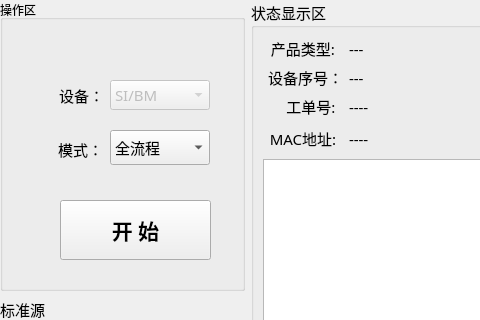
The window that PDU-MonitorDebug/home/home_workwid.ui (ChinaClever/PDU-MonitorDebug) describes before a commit, drawn with Qt 5; both pictures show x 0 to 480 and y 0 to 320 of the 1002 by 447 pixel window.
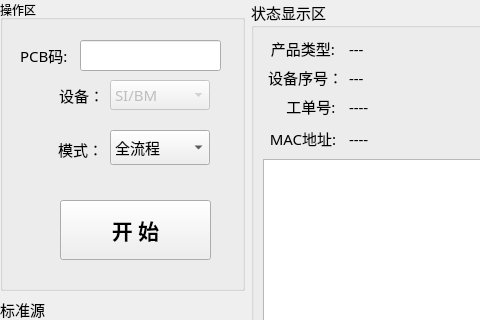
The same window after the commit.

What changed in the file:
```diff
--- a/PDU-MonitorDebug/home/home_workwid.ui
+++ b/PDU-MonitorDebug/home/home_workwid.ui
@@ -383,6 +383,41 @@
        <set>Qt::AlignRight|Qt::AlignTrailing|Qt::AlignVCenter</set>
       </property>
      </widget>
+     <widget class="QLabel" name="pcb_label">
+      <property name="geometry">
+       <rect>
+        <x>20</x>
+        <y>40</y>
+        <width>71</width>
+        <height>31</height>
+       </rect>
+      </property>
+      <property name="font">
+       <font>
+        <family>微软雅黑</family>
+        <pointsize>11</pointsize>
+       </font>
+      </property>
+      <property name="text">
+       <string>PCB码:</string>
+      </property>
+     </widget>
+     <widget class="QLineEdit" name="pcbEdit">
+      <property name="geometry">
+       <rect>
+        <x>80</x>
+        <y>40</y>
+        <width>141</width>
+        <height>31</height>
+       </rect>
+      </property>
+      <property name="font">
+       <font>
+        <family>微软雅黑</family>
+        <pointsize>11</pointsize>
+       </font>
+      </property>
+     </widget>
     </widget>
    </item>
    <item row="0" column="2">
```
